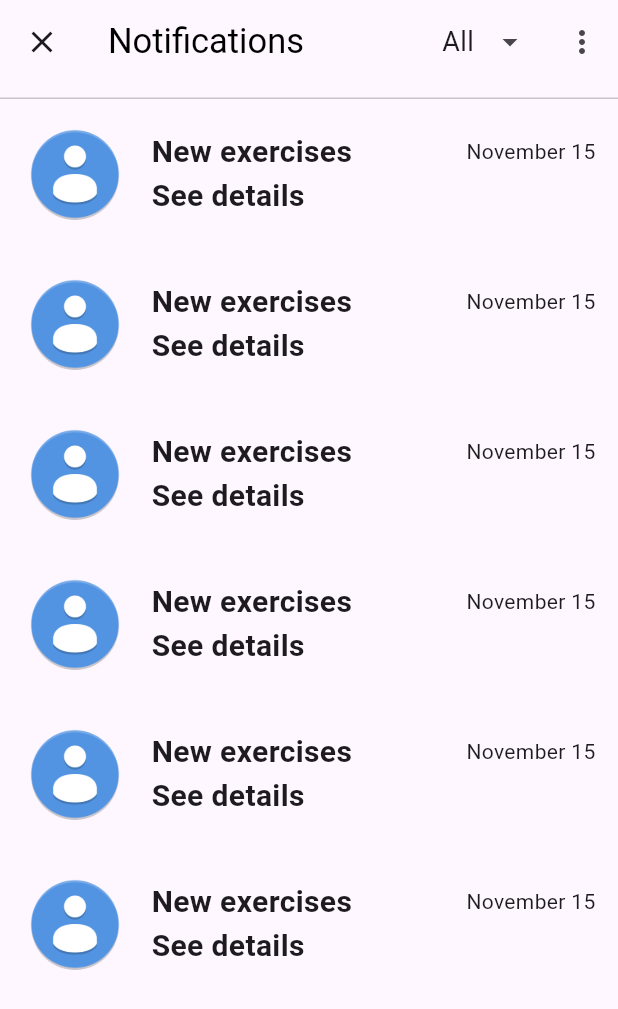
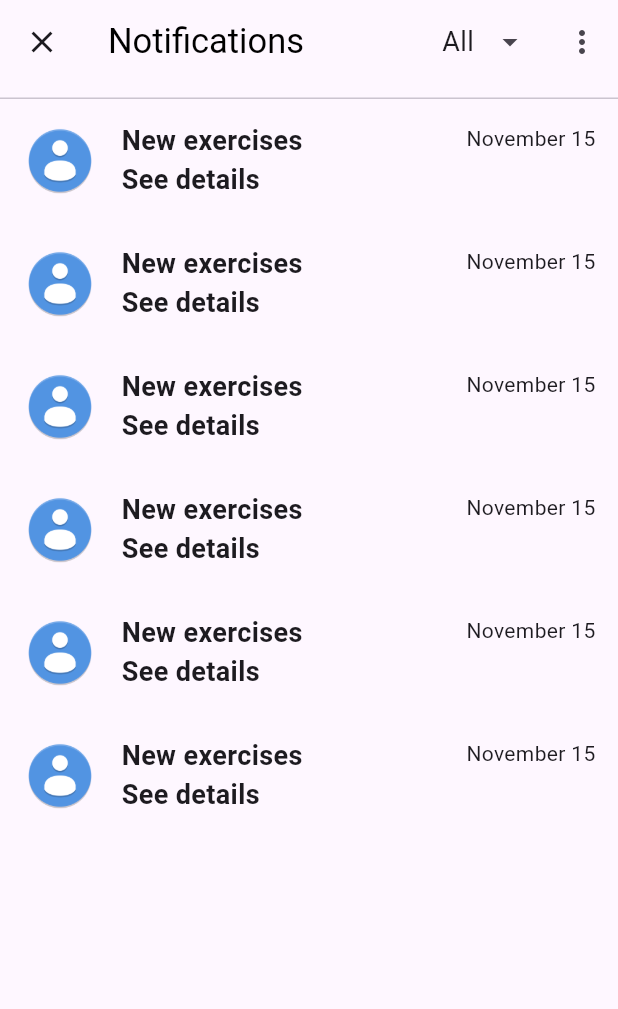
Before and after one commit to leminhtri1511/classroom-ui, a Flutter app: the Notifications screen opened directly, on a phone screen of 412 x 824 dp. Shown: the top 1009 px of the screen. Run offline on Flutter 3.47's test engine with Material 2 defaults, Android fonts, the phone set to English and light mode, and no system bars.

Commit message:
feat: update code

```diff
--- a/lib/src/presentation/notifications/components/notifications_label.dart
+++ b/lib/src/presentation/notifications/components/notifications_label.dart
@@ -18,25 +18,9 @@ class _NotificationsLabelState extends State<NotificationsLabel> {
       padding: const EdgeInsets.all(15),
       child: Row(
         children: [
-          // Container(
-          //   // height: 60,
-          //   // width: 60,
-          //   // padding: const EdgeInsets.all(40),
-          //   // color: AppColors.lightblue,
-          //   decoration: BoxDecoration(
-          //     borderRadius: BorderRadius.circular(99),
-          //     color: AppColors.lightblue,
-          //     image: DecorationImage(image: NetworkImage(ImageUrl.avatar))
-          //   ),
-          //   // child: Icon(
-          //   //   CupertinoIcons.person_fill,
-          //   //   size: 60,
-          //   //   color: AppColors.blue,
-          //   // ),
-          // ),
           Image.asset(
             AppImage.profile,
-            width: 70,
+            width: 50,
           ),
           const SizedBox(width: 16),
           const Expanded(
@@ -48,12 +32,13 @@ class _NotificationsLabelState extends State<NotificationsLabel> {
                   maxLines: 1,
                   fontWeight: FontWeight.bold,
                   overflow: TextOverflow.ellipsis,
-                  fontSize: 20,
+                  fontSize: 18,
                 ),
                 Paragraph(
                   content: 'See details',
                   fontWeight: FontWeight.bold,
-                  fontSize: 20,
+                  overflow: TextOverflow.ellipsis,
+                  fontSize: 18,
                 ),
               ],
             ),
```
Also changed, not shown: lib/src/config/constants/class_details.dart (renamed from lib/src/config/constants/class_name.dart, +6 -1 lines), lib/src/config/constants/teacher_name.dart (added, +11 -0 lines), lib/src/presentation/drawer/drawer_bar.dart (+11 -6 lines), lib/src/presentation/home/home.dart (+12 -11 lines).
